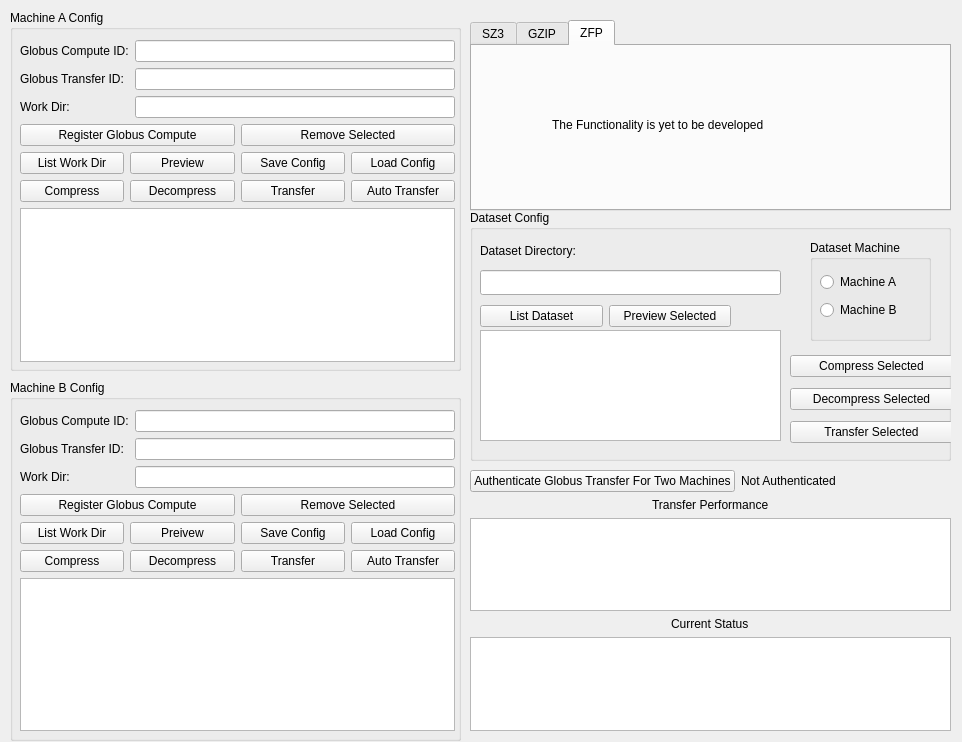
First picture: the form in ocelot.ui, repository legendPerceptor/Ocelot, before the edit.
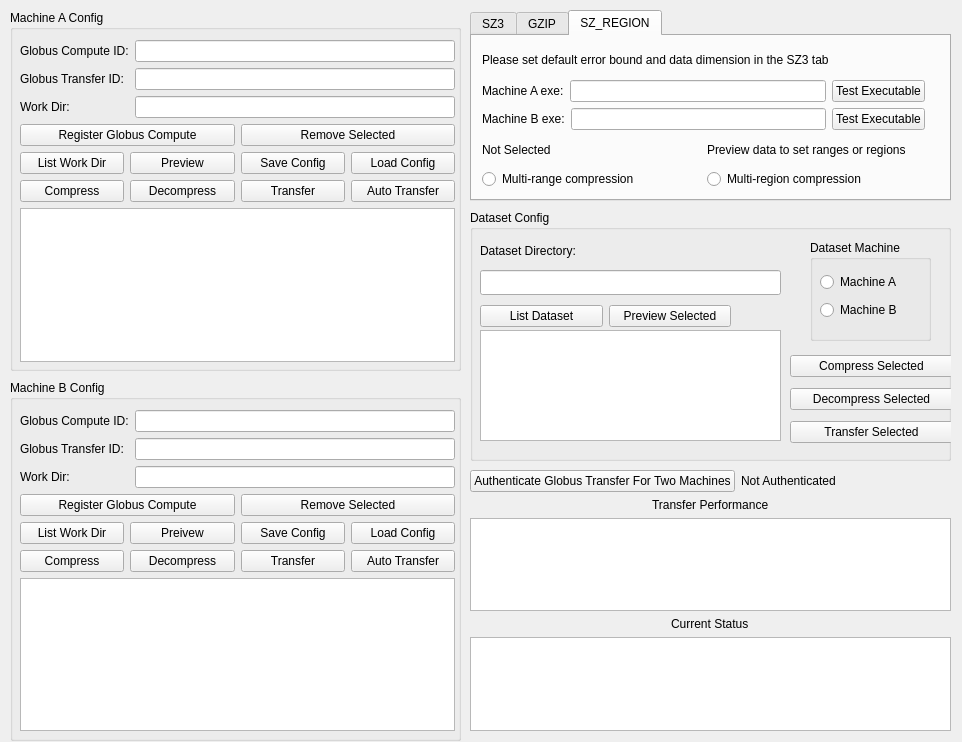
Second picture: the form after the edit. The open tabs and pages were chosen to show the change.

Commit message: sz_region print compress/decompress cmd works

Patch:
```diff
--- a/ocelot.ui
+++ b/ocelot.ui
@@ -17,7 +17,7 @@
    <property name="geometry">
     <rect>
      <x>470</x>
-     <y>20</y>
+     <y>10</y>
      <width>481</width>
      <height>191</height>
     </rect>
@@ -204,20 +204,104 @@
    </widget>
    <widget class="QWidget" name="ZFP_tab">
     <attribute name="title">
-     <string>ZFP</string>
+     <string>SZ_REGION</string>
     </attribute>
-    <widget class="QLabel" name="label_11">
+    <widget class="QWidget" name="">
      <property name="geometry">
       <rect>
-       <x>80</x>
-       <y>70</y>
-       <width>271</width>
-       <height>17</height>
+       <x>10</x>
+       <y>10</y>
+       <width>443</width>
+       <height>143</height>
       </rect>
      </property>
-     <property name="text">
-      <string>The Functionality is yet to be developed</string>
-     </property>
+     <layout class="QVBoxLayout" name="verticalLayout_6">
+      <item>
+       <widget class="QLabel" name="label_11">
+        <property name="text">
+         <string>Please set default error bound and data dimension in the SZ3 tab</string>
+        </property>
+       </widget>
+      </item>
+      <item>
+       <layout class="QHBoxLayout" name="horizontalLayout_14">
+        <item>
+         <widget class="QLabel" name="label_16">
+          <property name="text">
+           <string>Machine A exe:</string>
+          </property>
+         </widget>
+        </item>
+        <item>
+         <widget class="QLineEdit" name="sz_region_executable_lineEdit_MA"/>
+        </item>
+        <item>
+         <widget class="QPushButton" name="test_szregion_executable_button_ma">
+          <property name="text">
+           <string>Test Executable</string>
+          </property>
+         </widget>
+        </item>
+       </layout>
+      </item>
+      <item>
+       <layout class="QHBoxLayout" name="horizontalLayout_15">
+        <item>
+         <widget class="QLabel" name="label_17">
+          <property name="text">
+           <string>Machine B exe:</string>
+          </property>
+         </widget>
+        </item>
+        <item>
+         <widget class="QLineEdit" name="sz_region_executable_lineEdit_MB"/>
+        </item>
+        <item>
+         <widget class="QPushButton" name="test_szregion_executable_button_mb">
+          <property name="text">
+           <string>Test Executable</string>
+          </property>
+         </widget>
+        </item>
+       </layout>
+      </item>
+      <item>
+       <layout class="QHBoxLayout" name="horizontalLayout_16">
+        <item>
+         <widget class="QLabel" name="region_range_selection_status_label">
+          <property name="text">
+           <string>Not Selected</string>
+          </property>
+         </widget>
+        </item>
+        <item>
+         <widget class="QLabel" name="label_18">
+          <property name="text">
+           <string>Preview data to set ranges or regions</string>
+          </property>
+         </widget>
+        </item>
+       </layout>
+      </item>
+      <item>
+       <layout class="QHBoxLayout" name="horizontalLayout_13">
+        <item>
+         <widget class="QRadioButton" name="multi_range_compress_radio_button">
+          <property name="text">
+           <string>Multi-range compression</string>
+          </property>
+         </widget>
+        </item>
+        <item>
+         <widget class="QRadioButton" name="multi_region_compress_radio_button">
+          <property name="text">
+           <string>Multi-region compression</string>
+          </property>
+         </widget>
+        </item>
+       </layout>
+      </item>
+     </layout>
     </widget>
    </widget>
   </widget>
```
Left out of the diff: 4 changed lines with no effect on the pictures. The commit also changes 4 other files.
